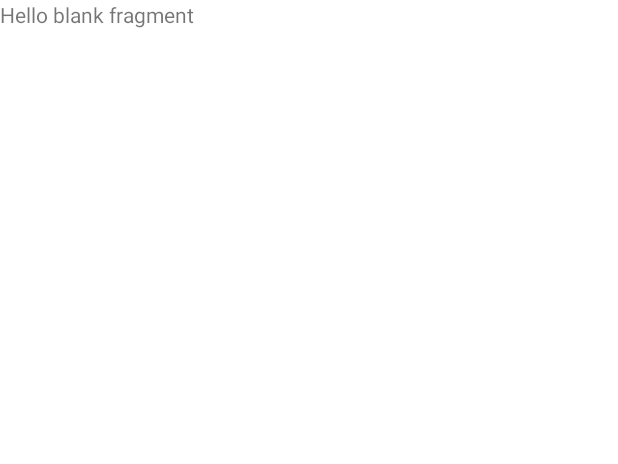
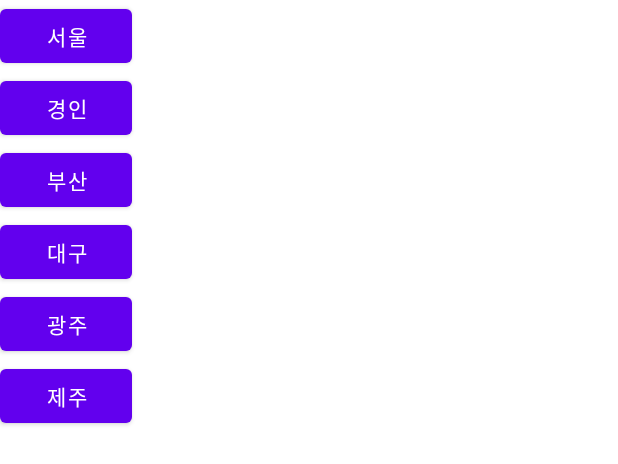
Before and after one commit to ckzer/TravelHelper, an Android app: the layout fragment_home.xml on its own in the app's theme, with its tools: preview values and no code run, on a phone screen of 412 x 824 dp. Shown: the top 464 px of the screen. Run offline under Robolectric (Android 15) with nearby library versions, the phone set to English and light mode, and no system bars.

Commit message:
Travel-helper app

```diff
--- a/app/src/main/res/layout/fragment_home.xml
+++ b/app/src/main/res/layout/fragment_home.xml
@@ -5,10 +5,45 @@
     android:layout_height="match_parent"
     tools:context=".HomeFragment">
 
-    <!-- TODO: Update blank fragment layout -->
-    <TextView
+    <LinearLayout
         android:layout_width="match_parent"
         android:layout_height="match_parent"
-        android:text="@string/hello_blank_fragment" />
+        android:orientation="vertical">
 
+        <Button
+            android:id="@+id/btn_seoul"
+            android:layout_width="wrap_content"
+            android:layout_height="wrap_content"
+            android:text="@string/seoul" />
+
+        <Button
+            android:id="@+id/btn_gyeongin"
+            android:layout_width="wrap_content"
+            android:layout_height="wrap_content"
+            android:text="@string/gyeongin" />
+
+        <Button
+            android:id="@+id/btn_busan"
+            android:layout_width="wrap_content"
+            android:layout_height="wrap_content"
+            android:text="@string/busan" />
+
+        <Button
+            android:id="@+id/btn_daegu"
+            android:layout_width="wrap_content"
+            android:layout_height="wrap_content"
+            android:text="@string/daegu" />
+
+        <Button
+            android:id="@+id/btn_gwangju"
+            android:layout_width="wrap_content"
+            android:layout_height="wrap_content"
+            android:text="@string/gwangju" />
+
+        <Button
+            android:id="@+id/btn_jaju"
+            android:layout_width="wrap_content"
+            android:layout_height="wrap_content"
+            android:text="@string/jeju" />
+    </LinearLayout>
 </FrameLayout>
--- a/app/src/main/res/values/strings.xml
+++ b/app/src/main/res/values/strings.xml
@@ -2,4 +2,11 @@
     <string name="app_name">TravelProject</string>
     <!-- TODO: Remove or change this placeholder text -->
     <string name="hello_blank_fragment">Hello blank fragment</string>
+    <string name="seoul">서울</string>
+    <string name="gyeongin">경인</string>
+    <string name="busan">부산</string>
+    <string name="daegu">대구</string>
+    <string name="gwangju">광주</string>
+    <string name="jeju">제주</string>
+
 </resources>
```
